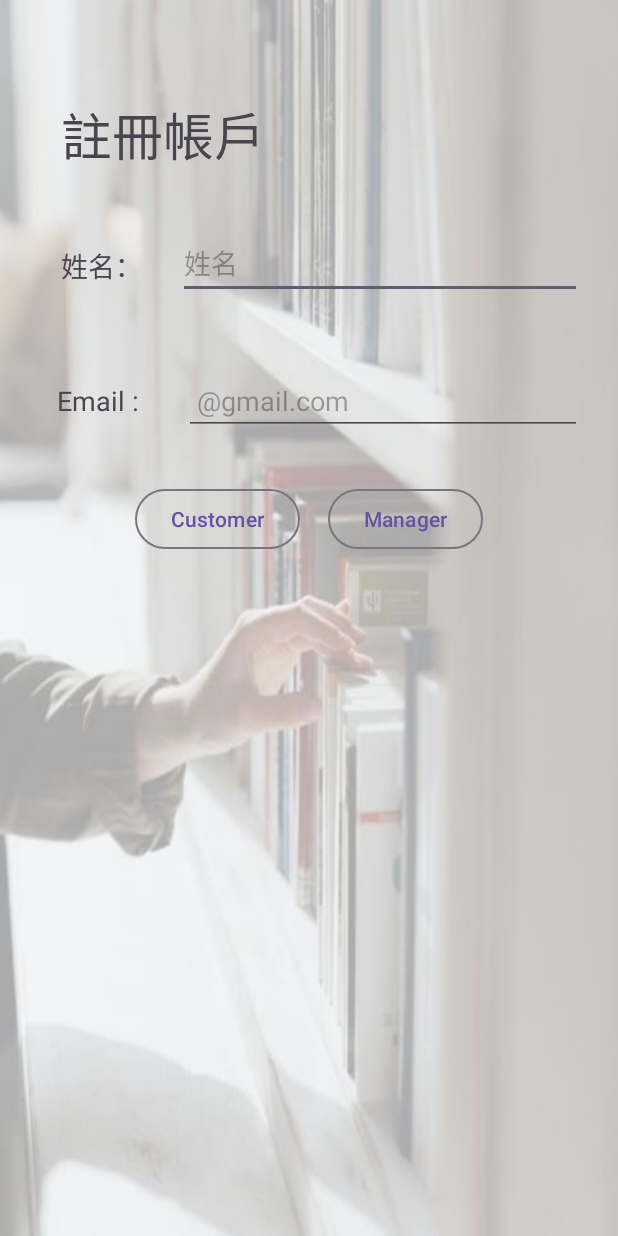
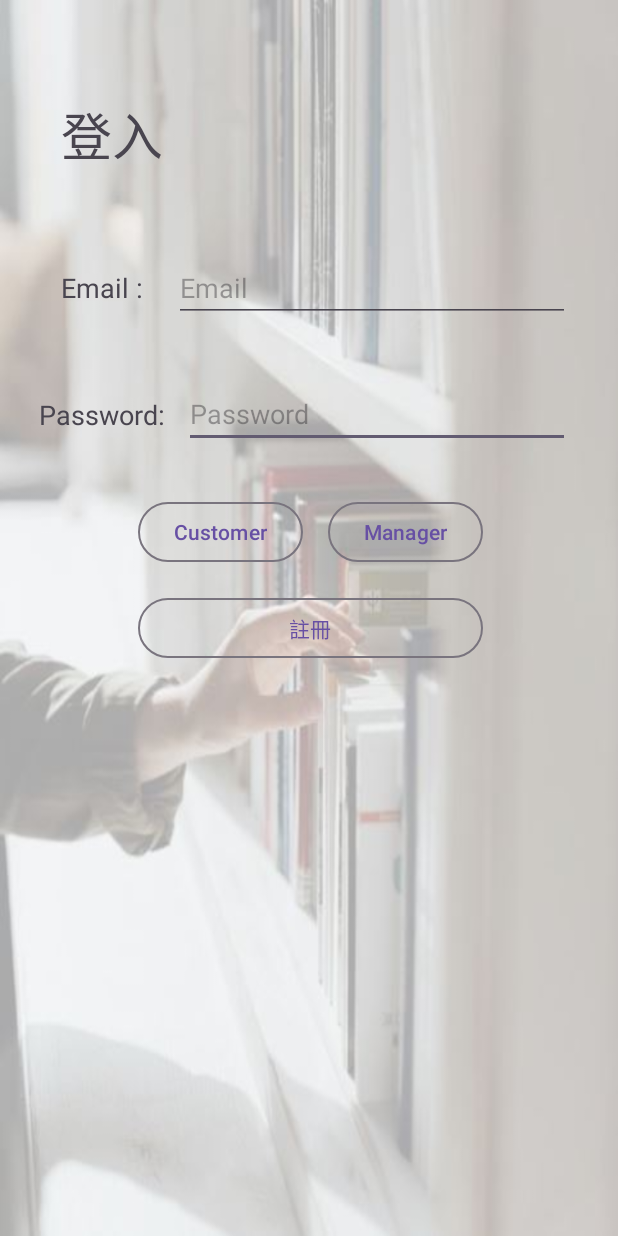
Before and after one commit to PeiYiChang/bookstore, an Android app: the screen it shows after launch (RegisterActivity before the commit, LoginActivity after it), after a tap on an icon or button, on a phone screen of 412 x 824 dp. Run offline under Robolectric (Android 15) with nearby library versions, the phone set to English and light mode, and no system bars; our stand-ins replace Firebase (no records; nobody signed in at launch, a user with empty details on screens opened directly).

Commit message:
login (no logout,else finish)

```diff
--- a/app/build.gradle
+++ b/app/build.gradle
@@ -1,5 +1,6 @@
 plugins {
     id 'com.android.application'
+    id 'com.google.gms.google-services'
 }
 
 android {
--- a/app/src/main/AndroidManifest.xml
+++ b/app/src/main/AndroidManifest.xml
@@ -13,10 +13,13 @@
         android:theme="@style/Theme.Bookstore"
         tools:targetApi="31">
         <activity
+            android:name=".SignupActivity"
+            android:exported="false" />
+        <activity
             android:name=".HistoryActivity"
             android:exported="false" />
         <activity
-            android:name=".RegisterActivity"
+            android:name=".LoginActivity"
             android:exported="false" />
         <activity
             android:name=".MainActivity"
--- /dev/null
+++ b/app/src/main/java/fcu/midterm/bookstore/LoginActivity.java
@@ -0,0 +1,70 @@
+package fcu.midterm.bookstore;
+
+import androidx.annotation.NonNull;
+import androidx.appcompat.app.AppCompatActivity;
+
+import android.content.Intent;
+import android.os.Bundle;
+import android.view.View;
+import android.widget.Button;
+import android.widget.EditText;
+import android.widget.Toast;
+
+import com.google.android.gms.tasks.OnCompleteListener;
+import com.google.android.gms.tasks.Task;
+import com.google.firebase.auth.AuthResult;
+import com.google.firebase.auth.FirebaseAuth;
+import com.google.firebase.auth.FirebaseUser;
+
+public class LoginActivity extends AppCompatActivity {
+    private EditText loginEmail;
+    private EditText loginPassword;
+    private Button btnCus;
+    private Button btnMan;
+    private Button btnSignup;
+    private FirebaseAuth mAuth;
+    @Override
+    protected void onCreate(Bundle savedInstanceState) {
+        super.onCreate(savedInstanceState);
+        setContentView(R.layout.activity_login);
+        loginEmail = findViewById(R.id.login_email);
+        loginPassword = findViewById(R.id.login_password);
+        btnCus = findViewById(R.id.btnCustomer);
+        btnMan = findViewById(R.id.btnManager);
+        btnSignup = findViewById(R.id.btnSignup);
+        mAuth = FirebaseAuth.getInstance();
+
+        View.OnClickListener listener = new View.OnClickListener() {
+            @Override
+            public void onClick(View view) {
+                if (view.getId() == R.id.btnCustomer){
+                    String email = loginEmail.getText().toString();
+                    String password = loginPassword.getText().toString();
+                    signIn(email,password);
+                } else if (view.getId() == R.id.btnSignup) {
+                    Intent intent = new Intent();
+                    intent.setClass(LoginActivity.this,SignupActivity.class);
+                    LoginActivity.this.startActivity(intent);
+                }
+            }
+        };
+        btnCus.setOnClickListener(listener);
+        btnMan.setOnClickListener(listener);
+        btnSignup.setOnClickListener(listener);
+    }
+    private void signIn(String email,String password){
+        mAuth.signInWithEmailAndPassword(email,password)
+                .addOnCompleteListener(this, new OnCompleteListener<AuthResult>() {
+                    @Override
+                    public void onComplete(@NonNull Task<AuthResult> task) {
+                        if (task.isSuccessful()){
+                            FirebaseUser user = mAuth.getCurrentUser();
+                            LoginActivity.this.finish();
+                        }else {
+                            Toast.makeText(LoginActivity.this,"登入失敗，請檢察帳號與密碼",Toast.LENGTH_SHORT).show();
+                        }
+                    }
+                });
+
+    }
+}
--- a/app/src/main/java/fcu/midterm/bookstore/MainActivity.java
+++ b/app/src/main/java/fcu/midterm/bookstore/MainActivity.java
@@ -10,15 +10,20 @@ import java.util.ArrayList;
 import java.util.List;
 import android.view.View;
 import android.widget.ImageButton;
-import android.widget.ImageView;
+import android.widget.TextView;
 import android.widget.Toast;
+
+import com.google.firebase.auth.FirebaseAuth;
+import com.google.firebase.auth.FirebaseUser;
 
 
 public class MainActivity extends AppCompatActivity {
+    private TextView showUser;
 
     private ListView listBooks;
 
     private ImageButton account;
+    private FirebaseAuth mAuth;
 
     @Override
     protected void onCreate(Bundle savedInstanceState) {
@@ -26,8 +31,10 @@ public class MainActivity extends AppCompatActivity {
         setContentView(R.layout.activity_main);
 
         account = findViewById(R.id.person);
+        showUser = findViewById(R.id.show_user);
+        listBooks= findViewById(R.id.listBooks);
+        mAuth = FirebaseAuth.getInstance();
 
-        listBooks= findViewById(R.id.listBooks);
         Book book1 = new Book(R.drawable.book1,"原子習慣","館藏中");
         Book book2 = new Book(R.drawable.book2,"被討厭的勇氣","借出");
         Book book3 = new Book(R.drawable.book3,"小王子","館藏中");
@@ -44,11 +51,23 @@ public class MainActivity extends AppCompatActivity {
             @Override
             public void onClick(View v) {
                 Intent intent = new Intent();
-                intent.setClass(MainActivity.this, RegisterActivity.class);
+                intent.setClass(MainActivity.this, LoginActivity.class);
                 startActivity(intent);
             }
         };
         account.setOnClickListener(listener);
 
     }
+    private boolean isSignIn() {
+        FirebaseUser user = mAuth.getCurrentUser();
+        return user != null;
+    }
+    @Override
+    protected void onStart() {
+        super.onStart();
+        if (isSignIn()){
+            String email = mAuth.getCurrentUser().getEmail();
+            showUser.setText("歡迎 "+email);
+        }
+    }
 }
--- a/app/src/main/java/fcu/midterm/bookstore/RegisterActivity.java
+++ /dev/null
@@ -1,14 +0,0 @@
-package fcu.midterm.bookstore;
-
-import androidx.appcompat.app.AppCompatActivity;
-
-import android.os.Bundle;
-
-public class RegisterActivity extends AppCompatActivity {
-
-    @Override
-    protected void onCreate(Bundle savedInstanceState) {
-        super.onCreate(savedInstanceState);
-        setContentView(R.layout.activity_register);
-    }
-}
--- a/app/src/main/res/layout/activity_register.xml
+++ b/app/src/main/res/layout/activity_login.xml
@@ -5,7 +5,7 @@
     android:layout_width="match_parent"
     android:layout_height="match_parent"
     android:background="@drawable/back"
-    tools:context=".RegisterActivity">
+    tools:context=".LoginActivity">
 
     <TextView
         android:id="@+id/textView"
@@ -14,37 +14,12 @@
         android:layout_marginStart="24dp"
         android:layout_marginTop="64dp"
         android:layout_marginEnd="24dp"
-        android:text="註冊帳戶"
+        android:text="登入"
         android:textAppearance="@style/TextAppearance.AppCompat.Display1"
         app:layout_constraintEnd_toEndOf="parent"
         app:layout_constraintHorizontal_bias="1.0"
         app:layout_constraintStart_toStartOf="parent"
         app:layout_constraintTop_toTopOf="parent" />
-
-    <TextView
-        android:id="@+id/textView2"
-        android:layout_width="wrap_content"
-        android:layout_height="wrap_content"
-        android:layout_marginTop="48dp"
-        android:layout_weight="1"
-        android:text="姓名："
-        android:textAppearance="@style/TextAppearance.AppCompat.Medium"
-        app:layout_constraintStart_toStartOf="@+id/textView"
-        app:layout_constraintTop_toBottomOf="@+id/textView" />
-
-    <EditText
-        android:id="@+id/input_name"
-        android:layout_width="0dp"
-        android:layout_height="wrap_content"
-        android:layout_marginStart="24dp"
-        android:layout_marginTop="36dp"
-        android:layout_weight="1"
-        android:ems="10"
-        android:hint="姓名"
-        android:inputType="text"
-        app:layout_constraintEnd_toEndOf="@+id/textView"
-        app:layout_constraintStart_toEndOf="@+id/textView2"
-        app:layout_constraintTop_toBottomOf="@+id/textView" />
 
     <TextView
         android:id="@+id/textView9"
@@ -54,38 +29,48 @@
         android:layout_weight="1"
         android:text="Email : "
         android:textAppearance="@style/TextAppearance.AppCompat.Medium"
-        app:layout_constraintEnd_toEndOf="@+id/textView2"
-        app:layout_constraintStart_toStartOf="@+id/textView2"
-        app:layout_constraintTop_toBottomOf="@+id/textView2" />
+        app:layout_constraintStart_toStartOf="@+id/textView"
+        app:layout_constraintTop_toBottomOf="@+id/textView" />
+
+    <TextView
+        android:id="@+id/textView4"
+        android:layout_width="wrap_content"
+        android:layout_height="wrap_content"
+        android:layout_marginTop="60dp"
+        android:text="Password: "
+        android:textAppearance="@style/TextAppearance.AppCompat.Medium"
+        app:layout_constraintEnd_toEndOf="@+id/textView9"
+        app:layout_constraintStart_toStartOf="@+id/textView9"
+        app:layout_constraintTop_toBottomOf="@+id/textView9" />
 
     <EditText
-        android:id="@+id/input_email"
-        android:layout_width="265dp"
+        android:id="@+id/login_password"
+        android:layout_width="0dp"
         android:layout_height="wrap_content"
         android:layout_marginStart="8dp"
-        android:layout_weight="1"
         android:ems="10"
-        android:hint=" @gmail.com"
+        android:hint="Password"
         android:inputType="text"
-        app:layout_constraintBottom_toBottomOf="@+id/textView9"
-        app:layout_constraintEnd_toEndOf="@+id/input_name"
-        app:layout_constraintHorizontal_bias="1.0"
-        app:layout_constraintStart_toEndOf="@+id/textView9"
-        app:layout_constraintTop_toTopOf="@+id/textView9" />
+        app:layout_constraintBottom_toBottomOf="@+id/textView4"
+        app:layout_constraintEnd_toEndOf="@+id/login_email"
+        app:layout_constraintHorizontal_bias="0.0"
+        app:layout_constraintStart_toEndOf="@+id/textView4"
+        app:layout_constraintTop_toTopOf="@+id/textView4"
+        app:layout_constraintVertical_bias="0.523" />
 
     <Button
-        android:id="@+id/Customer"
+        android:id="@+id/btnCustomer"
         style="@style/Widget.Material3.Button.OutlinedButton"
         android:layout_width="wrap_content"
         android:layout_height="wrap_content"
-        android:layout_marginStart="90dp"
+        android:layout_marginStart="92dp"
         android:layout_marginTop="32dp"
         android:text="Customer"
         app:layout_constraintStart_toStartOf="parent"
-        app:layout_constraintTop_toBottomOf="@+id/input_email" />
+        app:layout_constraintTop_toBottomOf="@+id/login_password" />
 
     <Button
-        android:id="@+id/Manager"
+        android:id="@+id/btnManager"
         style="@style/Widget.Material3.Button.OutlinedButton"
         android:layout_width="wrap_content"
         android:layout_height="wrap_content"
@@ -93,7 +78,32 @@
         android:text="Manager"
         app:layout_constraintEnd_toEndOf="parent"
         app:layout_constraintHorizontal_bias="1.0"
-        app:layout_constraintStart_toEndOf="@+id/Customer"
-        app:layout_constraintTop_toTopOf="@+id/Customer" />
+        app:layout_constraintStart_toEndOf="@+id/btnCustomer"
+        app:layout_constraintTop_toTopOf="@+id/btnCustomer" />
+
+    <EditText
+        android:id="@+id/login_email"
+        android:layout_width="0dp"
+        android:layout_height="wrap_content"
+        android:layout_marginStart="16dp"
+        android:layout_marginEnd="32dp"
+        android:ems="10"
+        android:hint="Email"
+        android:inputType="textEmailAddress"
+        app:layout_constraintBottom_toBottomOf="@+id/textView9"
+        app:layout_constraintEnd_toEndOf="parent"
+        app:layout_constraintStart_toEndOf="@+id/textView9"
+        app:layout_constraintTop_toTopOf="@+id/textView9" />
+
+    <Button
+        android:id="@+id/btnSignup"
+        style="@style/Widget.Material3.Button.OutlinedButton"
+        android:layout_width="0dp"
+        android:layout_height="wrap_content"
+        android:layout_marginTop="16dp"
+        android:text="註冊"
+        app:layout_constraintEnd_toEndOf="@+id/btnManager"
+        app:layout_constraintStart_toStartOf="@+id/btnCustomer"
+        app:layout_constraintTop_toBottomOf="@+id/btnManager" />
 
 </androidx.constraintlayout.widget.ConstraintLayout>
```
Also changed, not shown: app/src/main/java/fcu/midterm/bookstore/SignupActivity.java (added, +61 -0 lines), app/src/main/res/layout/activity_main.xml (+24 -10 lines), app/src/main/res/layout/activity_signup.xml (added, +111 -0 lines).
